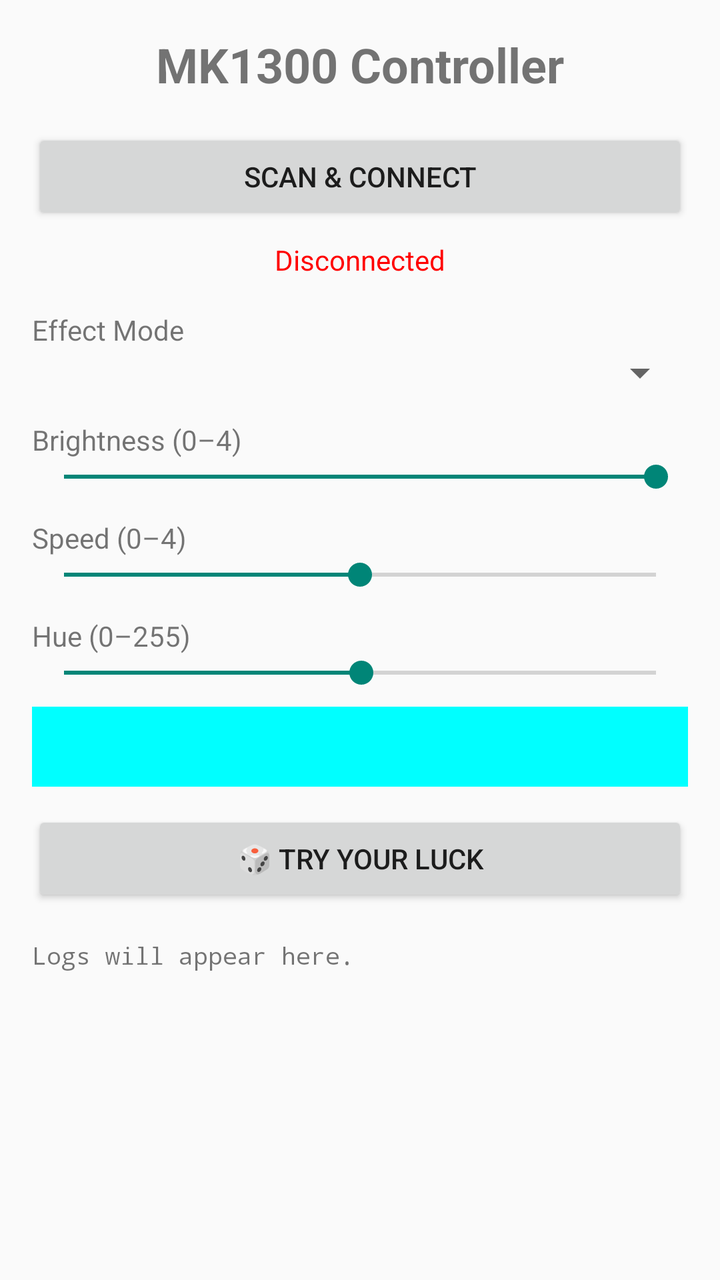
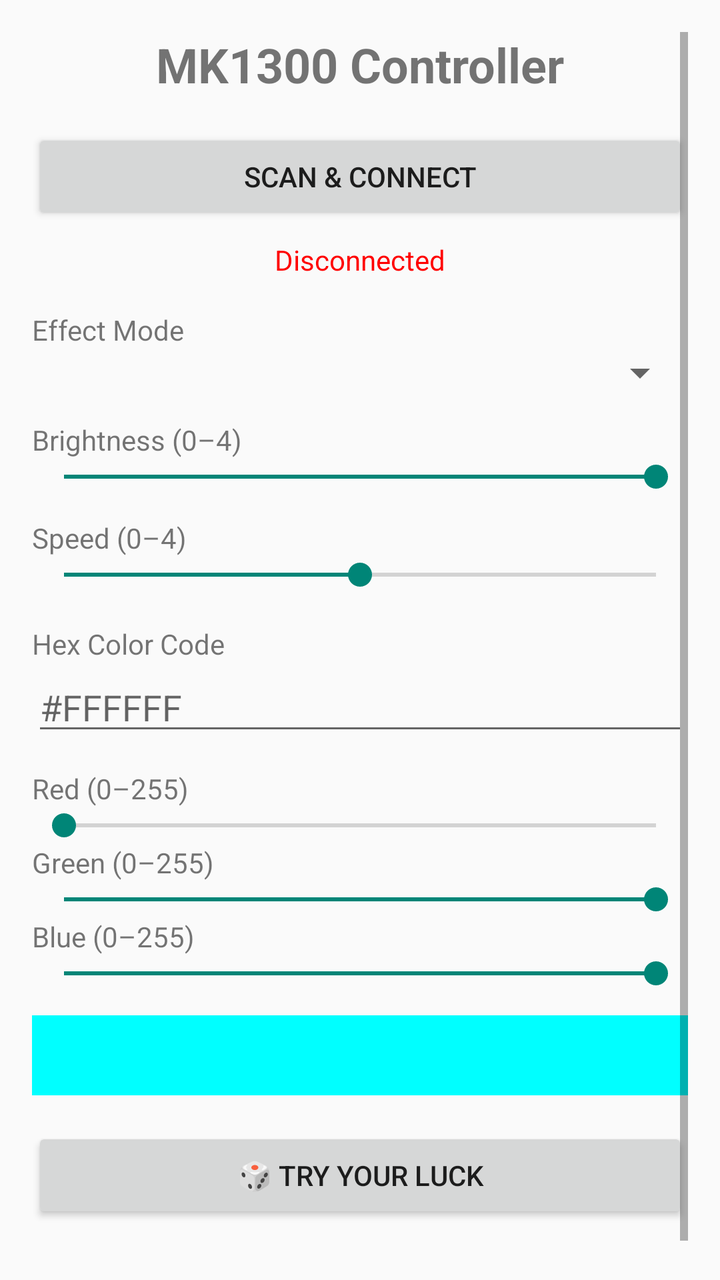

Two renders of the same Android screen: before a commit and after it. Below are the layout's source before the change and the commit's diff.
<!-- AndroidManifest.xml: application theme Theme.AppCompat.Light.NoActionBar -->
<!-- res/layout/activity_main.xml -->
<?xml version="1.0" encoding="utf-8"?>
<ScrollView xmlns:android="http://schemas.android.com/apk/res/android"
    android:layout_width="match_parent"
    android:layout_height="match_parent"
    android:padding="16dp">

    <LinearLayout
        android:layout_width="match_parent"
        android:layout_height="wrap_content"
        android:orientation="vertical"
        android:gravity="center_horizontal">

        <TextView
            android:layout_width="wrap_content"
            android:layout_height="wrap_content"
            android:text="MK1300 Controller"
            android:textSize="24sp"
            android:textStyle="bold"
            android:layout_marginBottom="16dp" />

        <Button
            android:id="@+id/btnScanConnect"
            android:layout_width="match_parent"
            android:layout_height="wrap_content"
            android:text="Scan &amp; Connect" />

        <TextView
            android:id="@+id/tvStatus"
            android:layout_width="wrap_content"
            android:layout_height="wrap_content"
            android:text="Disconnected"
            android:textColor="#FF0000"
            android:layout_marginTop="8dp"
            android:layout_marginBottom="16dp" />

        <TextView
            android:layout_width="wrap_content"
            android:layout_height="wrap_content"
            android:text="Effect Mode"
            android:layout_gravity="start" />
        <Spinner
            android:id="@+id/spinnerEffect"
            android:layout_width="match_parent"
            android:layout_height="wrap_content"
            android:layout_marginBottom="12dp" />

        <TextView
            android:layout_width="wrap_content"
            android:layout_height="wrap_content"
            android:text="Brightness (0–4)"
            android:layout_gravity="start" />
        <SeekBar
            android:id="@+id/seekBrightness"
            android:layout_width="match_parent"
            android:layout_height="wrap_content"
            android:max="4"
            android:progress="4"
            android:layout_marginBottom="12dp" />

        <TextView
            android:layout_width="wrap_content"
            android:layout_height="wrap_content"
            android:text="Speed (0–4)"
            android:layout_gravity="start" />
        <SeekBar
            android:id="@+id/seekSpeed"
            android:layout_width="match_parent"
            android:layout_height="wrap_content"
            android:max="4"
            android:progress="2"
            android:layout_marginBottom="12dp" />

        <TextView
            android:layout_width="wrap_content"
            android:layout_height="wrap_content"
            android:text="Hue (0–255)"
            android:layout_gravity="start" />
        <SeekBar
            android:id="@+id/seekHue"
            android:layout_width="match_parent"
            android:layout_height="wrap_content"
            android:max="255"
            android:progress="128"
            android:layout_marginBottom="8dp" />

        <View
            android:id="@+id/colorPreview"
            android:layout_width="match_parent"
            android:layout_height="40dp"
            android:background="#00FFFF"
            android:layout_marginBottom="12dp" />

        <Button
            android:id="@+id/btnLuck"
            android:layout_width="match_parent"
            android:layout_height="wrap_content"
            android:text="🎲 Try Your Luck" />

        <TextView
            android:id="@+id/tvLog"
            android:layout_width="match_parent"
            android:layout_height="wrap_content"
            android:fontFamily="monospace"
            android:textSize="12sp"
            android:layout_marginTop="16dp"
            android:text="Logs will appear here." />

    </LinearLayout>
</ScrollView>
<!-- resources referenced by this layout -->
<resources>

</resources>

<!-- the commit's change to res/layout/activity_main.xml (unified diff, before → after) -->
@@ -68,27 +68,67 @@
             android:layout_height="wrap_content"
             android:max="4"
             android:progress="2"
+            android:layout_marginBottom="16dp" />
+
+        
+        <TextView
+            android:layout_width="wrap_content"
+            android:layout_height="wrap_content"
+            android:text="Hex Color Code"
+            android:layout_gravity="start" />
+        <EditText
+            android:id="@+id/etHex"
+            android:layout_width="match_parent"
+            android:layout_height="wrap_content"
+            android:inputType="text"
+            android:hint="#FFFFFF"
+            android:maxLength="7"
+            android:singleLine="true"
             android:layout_marginBottom="12dp" />
 
         <TextView
             android:layout_width="wrap_content"
             android:layout_height="wrap_content"
-            android:text="Hue (0–255)"
+            android:text="Red (0–255)"
             android:layout_gravity="start" />
         <SeekBar
-            android:id="@+id/seekHue"
+            android:id="@+id/seekR"
             android:layout_width="match_parent"
             android:layout_height="wrap_content"
             android:max="255"
-            android:progress="128"
-            android:layout_marginBottom="8dp" />
+            android:progress="0" />
+
+        <TextView
+            android:layout_width="wrap_content"
+            android:layout_height="wrap_content"
+            android:text="Green (0–255)"
+            android:layout_gravity="start" />
+        <SeekBar
+            android:id="@+id/seekG"
+            android:layout_width="match_parent"
+            android:layout_height="wrap_content"
+            android:max="255"
+            android:progress="255" />
+
+        <TextView
+            android:layout_width="wrap_content"
+            android:layout_height="wrap_content"
+            android:text="Blue (0–255)"
+            android:layout_gravity="start" />
+        <SeekBar
+            android:id="@+id/seekB"
+            android:layout_width="match_parent"
+            android:layout_height="wrap_content"
+            android:max="255"
+            android:progress="255"
+            android:layout_marginBottom="12dp" />
 
         <View
             android:id="@+id/colorPreview"
             android:layout_width="match_parent"
             android:layout_height="40dp"
             android:background="#00FFFF"
-            android:layout_marginBottom="12dp" />
+            android:layout_marginBottom="16dp" />
 
         <Button
             android:id="@+id/btnLuck"
